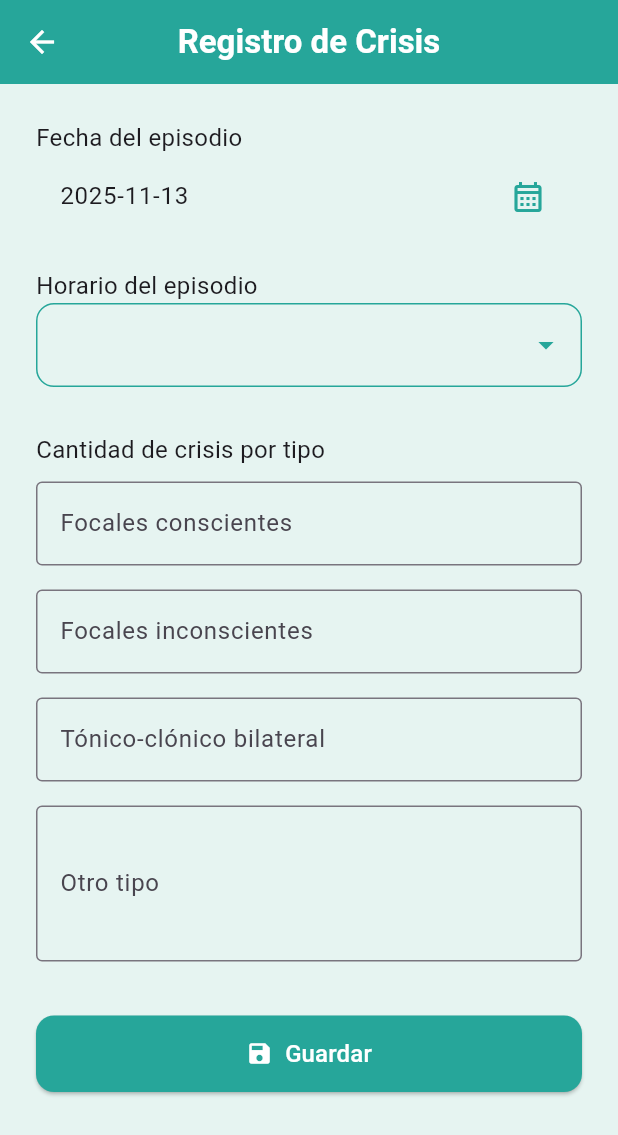
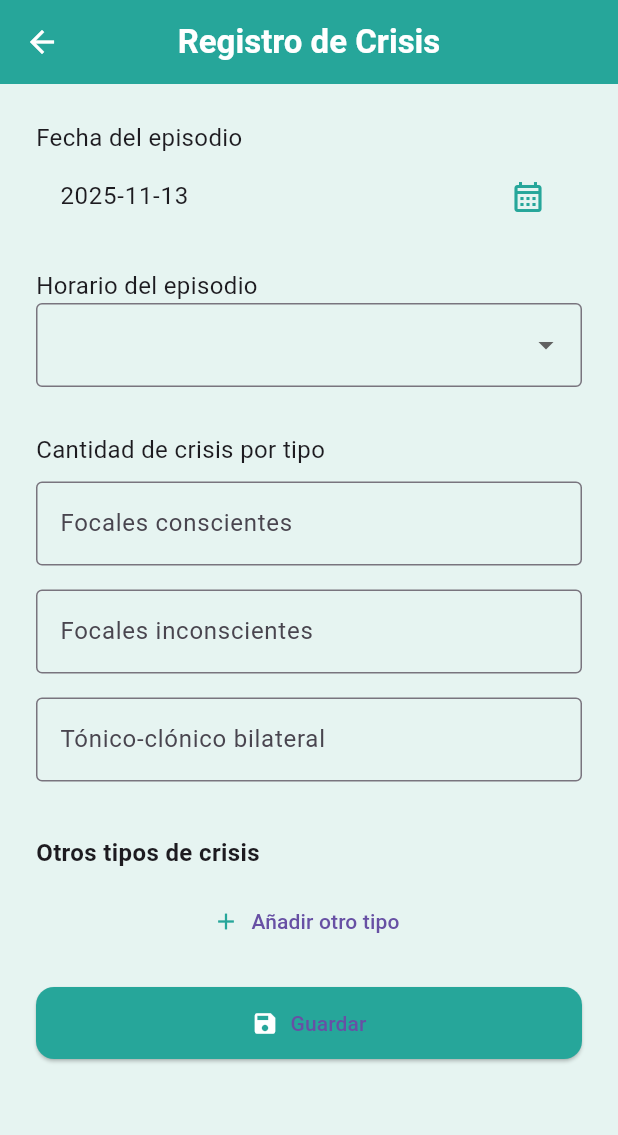
Before and after one commit to juanmarcos99/aplicacionestep, a Flutter app: the RegistroCrisisScreen screen opened by its route, on a phone screen of 412 x 824 dp. Shown: the top 1135 px of the screen. Run offline on Flutter 3.47's test engine with Material 3 defaults, Android fonts, the phone set to English and light mode, and no system bars; our stand-ins replace sqflite; accounts and stored records are empty.

Commit message:
-Se cambio el apartado visual de regsitro_crisis para q se pudieran poner la cantidad de crisis de otro tipo q necesita el paciente. -Se modifico la clase db_helper para incluir las tablas crisis y crisisHoraria. -Se creo una clase modelo del objeto crisis para las crisis y crisis_detalle para las crisisHoraria -Se crearon los DAO (Data Access Object) crisis_dao y crisis_detalle_dao. -Se modifico el db_helper xq daba error al momento de login xq al inicio no encriptaba las contraseñas y entonces luego no coincidian con las q poner el usuario. -Se modifico la clase registro cirsis para q insertara en la base de datos.

```diff
--- /dev/null
+++ b/lib/database/crisis_dao.dart
@@ -0,0 +1,15 @@
+import '../models/crisis.dart';
+import 'db_helper.dart';
+
+class CrisisDao {
+  static Future<int> insertCrisis(Crisis crisis) async {
+    final db = await DBHelper.initDb();
+    return await db.insert("crisis", crisis.toMap());
+  }
+
+  static Future<List<Crisis>> getAllCrisis() async {
+    final db = await DBHelper.initDb();
+    final res = await db.query("crisis");
+    return res.map((map) => Crisis.fromMap(map)).toList();
+  }
+}
--- /dev/null
+++ b/lib/database/crisis_detalle_dao.dart
@@ -0,0 +1,19 @@
+import '../models/crisis_detalle.dart';
+import 'db_helper.dart';
+
+class CrisisDetalleDao {
+  static Future<int> insertDetalle(CrisisDetalle detalle) async {
+    final db = await DBHelper.initDb();
+    return await db.insert("crisis_horaria", detalle.toMap());
+  }
+
+  static Future<List<CrisisDetalle>> getDetallesByCrisis(int crisisId) async {
+    final db = await DBHelper.initDb();
+    final res = await db.query(
+      "crisis_horaria",
+      where: "crisis_id = ?",
+      whereArgs: [crisisId],
+    );
+    return res.map((map) => CrisisDetalle.fromMap(map)).toList();
+  }
+}
--- /dev/null
+++ b/lib/models/crisis.dart
@@ -0,0 +1,27 @@
+class Crisis {
+  final int? id;
+  final DateTime fechaCrisis;
+  final DateTime fechaRegistro;
+
+  Crisis({
+    this.id,
+    required this.fechaCrisis,
+    required this.fechaRegistro,
+  });
+
+  Map<String, dynamic> toMap() {
+    return {
+      'id': id,
+      'fecha_crisis': fechaCrisis.toIso8601String(),
+      'fecha_registro': fechaRegistro.toIso8601String(),
+    };
+  }
+
+  factory Crisis.fromMap(Map<String, dynamic> map) {
+    return Crisis(
+      id: map['id'] as int?,
+      fechaCrisis: DateTime.parse(map['fecha_crisis']),
+      fechaRegistro: DateTime.parse(map['fecha_registro']),
+    );
+  }
+}
--- /dev/null
+++ b/lib/models/crisis_detalle.dart
@@ -0,0 +1,39 @@
+class CrisisDetalle {
+  final int? id;
+  final int crisisId;
+  final String horario;
+  final String tipo;
+  final int cantidad;
+  final String? notas;
+
+  CrisisDetalle({
+    this.id,
+    required this.crisisId,
+    required this.horario,
+    required this.tipo,
+    required this.cantidad,
+    this.notas,
+  });
+
+  Map<String, dynamic> toMap() {
+    return {
+      'id': id,
+      'crisis_id': crisisId,
+      'horario': horario,
+      'tipo': tipo,
+      'cantidad': cantidad,
+      'notas': notas,
+    };
+  }
+
+  factory CrisisDetalle.fromMap(Map<String, dynamic> map) {
+    return CrisisDetalle(
+      id: map['id'] as int?,
+      crisisId: map['crisis_id'] as int,
+      horario: map['horario'] as String,
+      tipo: map['tipo'] as String,
+      cantidad: map['cantidad'] as int,
+      notas: map['notas'] as String?,
+    );
+  }
+}
--- a/lib/screens/registro_crisis_screen.dart
+++ b/lib/screens/registro_crisis_screen.dart
@@ -1,4 +1,9 @@
+import 'package:aplicacionestep/database/crisis_dao.dart';
+import 'package:aplicacionestep/database/crisis_detalle_dao.dart';
+import 'package:aplicacionestep/models/crisis.dart';
 import 'package:flutter/material.dart';
+import 'package:aplicacionestep/models/crisis_detalle.dart';
+
 
 class RegistroCrisisScreen extends StatefulWidget {
   const RegistroCrisisScreen({super.key});
@@ -12,19 +17,96 @@ class _RegistroCrisisScreenState extends State<RegistroCrisisScreen> {
   String? horario;
 
   final List<String> horarios = [
-    '6:00 am – 10:00 am',
-    '10:00 am – 2:00 pm',
-    '2:00 pm – 6:00 pm',
-    '6:00 pm – 10:00 pm',
-    '10:00 pm – 6:00 am',
+    '6:00 am - 10:00 am',
+    '10:00 am - 2:00 pm',
+    '2:00 pm - 6:00 pm',
+    '6:00 pm - 10:00 pm',
+    '10:00 pm - 6:00 am',
   ];
 
   final List<String> tiposCrisis = [
     'Focales conscientes',
     'Focales inconscientes',
     'Tónico-clónico bilateral',
-    'Otro tipo',
   ];
+
+  // Controladores para los tipos predefinidos
+  final Map<String, TextEditingController> crisisControllers = {};
+
+  // Lista dinámica de pares (descripcion + cantidad)
+  final List<Map<String, TextEditingController>> otrosCampos = [];
+
+  @override
+  void initState() {
+    super.initState();
+    for (var tipo in tiposCrisis) {
+      crisisControllers[tipo] = TextEditingController();
+    }
+  }
+
+  // Función para limpiar texto
+  String sanitizeText(String input) {
+    return input
+        .replaceAll('–', '-') // guiones largos → simples
+        .replaceAll('—', '-')
+        .replaceAll(RegExp(r'[“”]'), '"')
+        .replaceAll(RegExp(r"[‘’]"), "'")
+        .replaceAll(RegExp(r'[^\x00-\x7F]'), '') // elimina emojis
+        .trim();
+  }
+
+  Future<void> guardarCrisis() async {
+    if (horario == null) {
+      ScaffoldMessenger.of(context).showSnackBar(
+        const SnackBar(content: Text("Selecciona un horario")),
+      );
+      return;
+    }
+
+    // 1. Insertar crisis principal
+    final crisis = Crisis(
+      fechaCrisis: fecha,
+      fechaRegistro: DateTime.now(),
+    );
+    final crisisId = await CrisisDao.insertCrisis(crisis);
+
+    // 2. Insertar detalles predefinidos
+    for (var tipo in tiposCrisis) {
+      final valor = crisisControllers[tipo]!.text.trim();
+      if (valor.isNotEmpty) {
+        final detalle = CrisisDetalle(
+          crisisId: crisisId,
+          horario: sanitizeText(horario!),
+          tipo: sanitizeText(tipo),
+          cantidad: int.tryParse(valor) ?? 0,
+        );
+        await CrisisDetalleDao.insertDetalle(detalle);
+      }
+    }
+
+    // 3. Insertar detalles dinámicos
+    for (var campo in otrosCampos) {
+      final descripcion = campo['descripcion']!.text.trim();
+      final cantidad = campo['cantidad']!.text.trim();
+      if (descripcion.isNotEmpty && cantidad.isNotEmpty) {
+        final detalle = CrisisDetalle(
+          crisisId: crisisId,
+          horario: sanitizeText(horario!),
+          tipo: sanitizeText(descripcion),
+          cantidad: int.tryParse(cantidad) ?? 0,
+        );
+        await CrisisDetalleDao.insertDetalle(detalle);
+      }
+    }
+
+    // 4. Confirmación visual
+    // ignore: use_build_context_synchronously
+    ScaffoldMessenger.of(context).showSnackBar(
+      const SnackBar(content: Text("Crisis registrada correctamente")),
+    );
+    // ignore: use_build_context_synchronously
+    Navigator.pop(context); // opcional: volver atrás
+  }
 
   @override
   Widget build(BuildContext context) {
@@ -46,6 +128,7 @@ class _RegistroCrisisScreenState extends State<RegistroCrisisScreen> {
         padding: const EdgeInsets.all(24.0),
         child: ListView(
           children: [
+            // ---------------- Fecha ----------------
             const Text('Fecha del episodio', style: TextStyle(fontSize: 16)),
             ListTile(
               title: Text('${fecha.toLocal()}'.split(' ')[0]),
@@ -57,62 +140,25 @@ class _RegistroCrisisScreenState extends State<RegistroCrisisScreen> {
                   initialDate: fecha,
                   firstDate: DateTime(2020),
                   lastDate: DateTime.now(),
-                  builder: (context, child) {
-                    return Theme(
-                      data: Theme.of(context).copyWith(
-                        colorScheme: const ColorScheme.light(
-                          primary: primaryColor,
-                          onPrimary: Colors.white,
-                          onSurface: Colors.black87,
-                        ),
-                        textButtonTheme: TextButtonThemeData(
-                          style: TextButton.styleFrom(
-                            foregroundColor: primaryColor,
-                          ),
-                        ),
-                      ),
-                      child: child!,
-                    );
-                  },
                 );
-                if (picked != null) {
-                  setState(() => fecha = picked);
-                }
+                if (picked != null) setState(() => fecha = picked);
               },
             ),
             const SizedBox(height: 20),
 
+            // ---------------- Horario ----------------
             const Text('Horario del episodio', style: TextStyle(fontSize: 16)),
             DropdownButtonFormField<String>(
               initialValue: horario,
               items: horarios.map((h) {
                 return DropdownMenuItem(value: h, child: Text(h));
               }).toList(),
-              onChanged: (value) {
-                setState(() => horario = value);
-              },
-              decoration: InputDecoration(
-                filled: true,
-                fillColor: const Color(0xFFE6F4F1),
-                border: OutlineInputBorder(
-                  borderSide: const BorderSide(color: primaryColor),
-                  borderRadius: BorderRadius.circular(12),
-                ),
-                enabledBorder: OutlineInputBorder(
-                  borderSide: const BorderSide(color: primaryColor),
-                  borderRadius: BorderRadius.circular(12),
-                ),
-                focusedBorder: OutlineInputBorder(
-                  borderSide: const BorderSide(color: primaryColor, width: 2),
-                  borderRadius: BorderRadius.circular(12),
-                ),
-              ),
-              dropdownColor: const Color(0xFFE6F4F1),
-              iconEnabledColor: primaryColor,
-              style: const TextStyle(color: Colors.black),
+              onChanged: (value) => setState(() => horario = value),
+              decoration: const InputDecoration(border: OutlineInputBorder()),
             ),
             const SizedBox(height: 30),
 
+            // ---------------- Tipos predefinidos ----------------
             const Text('Cantidad de crisis por tipo',
                 style: TextStyle(fontSize: 16)),
             const SizedBox(height: 10),
@@ -120,27 +166,81 @@ class _RegistroCrisisScreenState extends State<RegistroCrisisScreen> {
               Padding(
                 padding: const EdgeInsets.only(bottom: 16.0),
                 child: TextFormField(
-                  keyboardType: tipo == 'Otro tipo'
-                      ? TextInputType.multiline
-                      : TextInputType.number,
-                  maxLines: tipo == 'Otro tipo' ? 3 : 1, // 👈 aquí el cambio
+                  controller: crisisControllers[tipo],
+                  keyboardType: TextInputType.number,
                   decoration: InputDecoration(
                     labelText: tipo,
                     border: const OutlineInputBorder(),
                   ),
                 ),
               ),
+
+            // ---------------- Campos dinámicos ----------------
+            const SizedBox(height: 20),
+            const Text('Otros tipos de crisis',
+                style: TextStyle(fontSize: 16, fontWeight: FontWeight.bold)),
+            const SizedBox(height: 10),
+
+            for (var i = 0; i < otrosCampos.length; i++)
+              Padding(
+                padding: const EdgeInsets.only(bottom: 12.0),
+                child: Row(
+                  children: [
+                    Expanded(
+                      flex: 2,
+                      child: TextFormField(
+                        controller: otrosCampos[i]['descripcion'],
+                        decoration: const InputDecoration(
+                          labelText: "Descripción",
+                          border: OutlineInputBorder(),
+                        ),
+                      ),
+                    ),
+                    const SizedBox(width: 10),
+                    Expanded(
+                      flex: 1,
+                      child: TextFormField(
+                        controller: otrosCampos[i]['cantidad'],
+                        keyboardType: TextInputType.number,
+                        decoration: const InputDecoration(
+                          labelText: "Cantidad",
+                          border: OutlineInputBorder(),
+                        ),
+                      ),
+                    ),
+                    const SizedBox(width: 10),
+                    IconButton(
+                      icon: const Icon(Icons.delete, color: Colors.red),
+                      onPressed: () {
+                        setState(() {
+                          otrosCampos.removeAt(i);
+                        });
+                      },
+                    ),
+                  ],
+                ),
+              ),
+
+            TextButton.icon(
+              onPressed: () {
+                setState(() {
+                  otrosCampos.add({
+                    "descripcion": TextEditingController(),
+                    "cantidad": TextEditingController(),
+                  });
+                });
+              },
+              icon: const Icon(Icons.add, color: primaryColor),
+              label: const Text("Añadir otro tipo"),
+            ),
+
             const SizedBox(height: 20),
 
+            // ---------------- Botón Guardar ----------------
             ElevatedButton.icon(
-              onPressed: () {
-                // Acción vacía, solo visual
-              },
+              onPressed: guardarCrisis,
               icon: const Icon(Icons.save, color: Colors.white),
-              label: const Text(
-                'Guardar',
-                style: TextStyle(fontSize: 16, color: Colors.white),
-              ),
+              label: const Text("Guardar"),
               style: ElevatedButton.styleFrom(
                 backgroundColor: primaryColor,
                 padding: const EdgeInsets.symmetric(vertical: 14),
```
Also changed, not shown: lib/database/db_helper.dart (+41 -18 lines).
